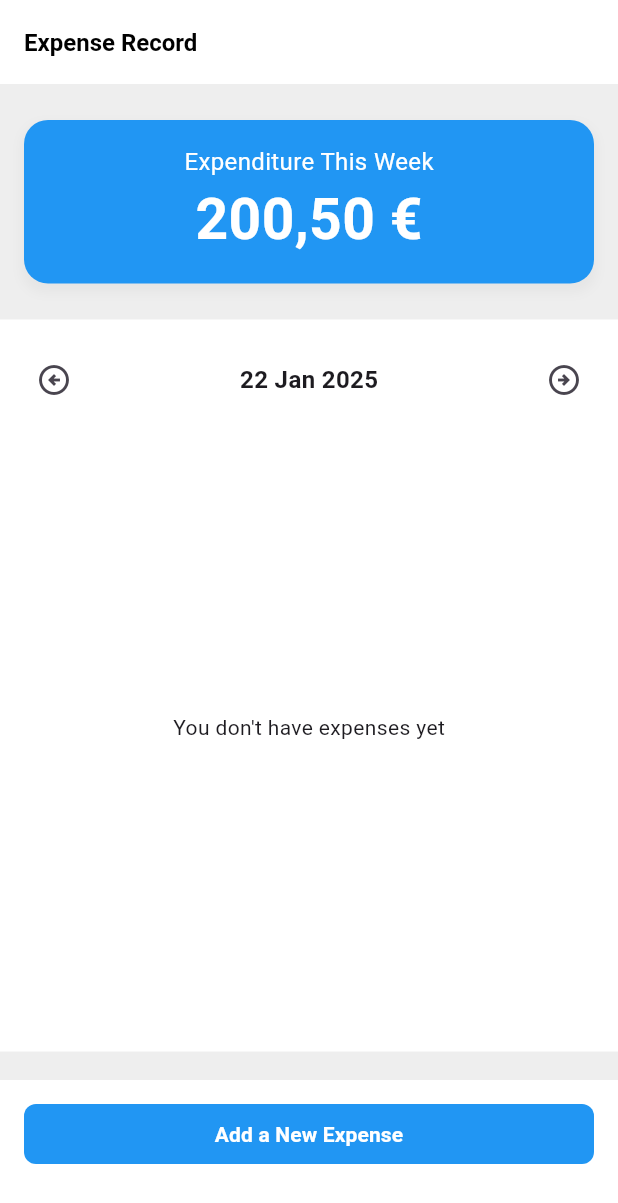
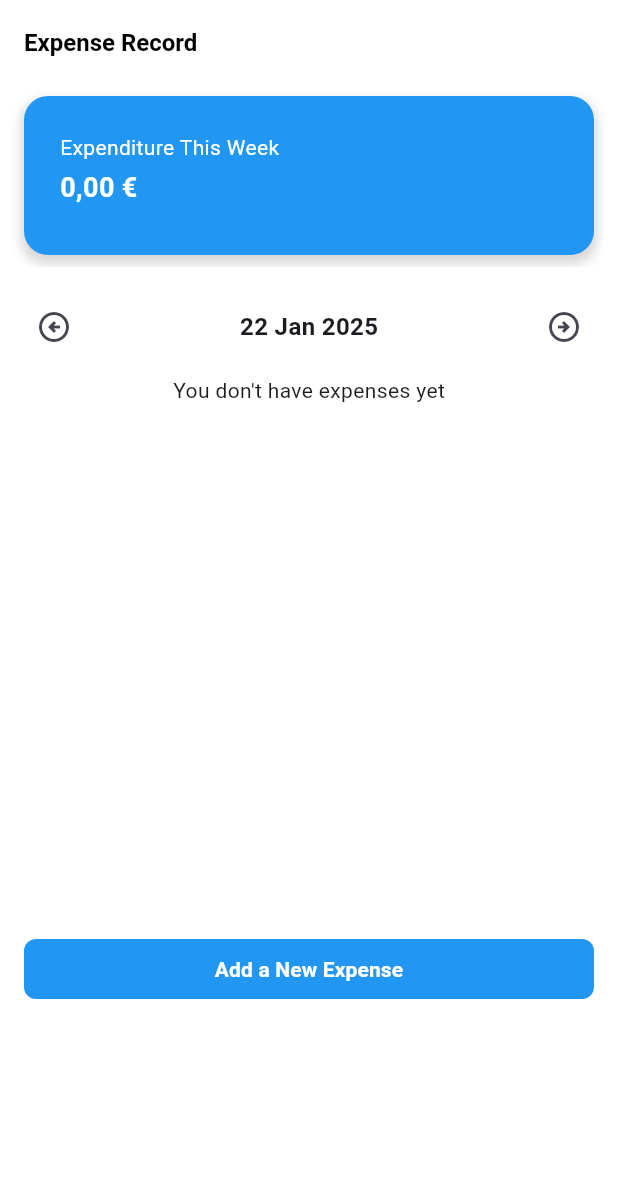
Before and after one commit to abbiyuarsyah/expense-tracker, a Flutter app: the screen it shows after launch, after a tap on the "arrow circle left" icon, on a phone screen of 412 x 824 dp. Shown: the top 1203 px of the screen. Run offline on Flutter 3.47's test engine with Material 3 defaults, Android fonts, the phone set to English and light mode, and no system bars; our stand-ins replace dartz, easy_localization, equatable, flutter_bloc, get_it, hive; accounts and stored records are empty.

Commit message:
create weekly expenses

```diff
--- a/lib/core/enums/select_date_enum.dart
+++ b/lib/core/enums/select_date_enum.dart
@@ -3,4 +3,5 @@ enum SelectDateEnum {
   today,
   tomorrow,
   currentDate,
+  withoutDate,
 }
--- a/lib/features/expense/data/datasources/expense_datasource.dart
+++ b/lib/features/expense/data/datasources/expense_datasource.dart
@@ -3,7 +3,7 @@ import 'package:flutter/material.dart';
 import 'package:hive/hive.dart';
 
 abstract class ExpenseDatasource {
-  Future<List<ExpenseModel>> get(DateTime date);
+  Future<List<ExpenseModel>> get(DateTime? date);
   Future<ExpenseModel> add(ExpenseModel model);
   Future<bool> deleteEntity(ExpenseModel model);
 }
@@ -52,7 +52,11 @@ class ExpenseDatasourceImpl extends ExpenseDatasource {
   }
 
   @override
-  Future<List<ExpenseModel>> get(DateTime date) async {
+  Future<List<ExpenseModel>> get(DateTime? date) async {
+    if (date == null) {
+      return _box.values.toList().cast<ExpenseModel>();
+    }
+
     final values = _box.values.toList().cast<ExpenseModel>();
     final result =
         values.where((e) => DateUtils.isSameDay(e.date, date)).toList();
--- a/lib/features/expense/data/repositories/expense_repository_impl.dart
+++ b/lib/features/expense/data/repositories/expense_repository_impl.dart
@@ -33,7 +33,7 @@ class ExpenseRepositoryImpl implements ExpenseRepository {
   }
 
   @override
-  Future<Either<Failure, List<ExpenseModel>>> get(DateTime date) async {
+  Future<Either<Failure, List<ExpenseModel>>> get(DateTime? date) async {
     try {
       final result = await datasource.get(date);
       return Right(result);
--- a/lib/features/expense/domain/repositories/expense_repository.dart
+++ b/lib/features/expense/domain/repositories/expense_repository.dart
@@ -5,5 +5,5 @@ import 'package:expense_tracker/features/expense/data/models/expense_model.dart'
 abstract class ExpenseRepository {
   Future<Either<Failure, ExpenseModel>> add(ExpenseModel data);
   Future<Either<Failure, bool>> delete(ExpenseModel data);
-  Future<Either<Failure, List<ExpenseModel>>> get(DateTime date);
+  Future<Either<Failure, List<ExpenseModel>>> get(DateTime? date);
 }
--- a/lib/features/expense/domain/use_case/get_expenses.dart
+++ b/lib/features/expense/domain/use_case/get_expenses.dart
@@ -5,14 +5,14 @@ import 'package:expense_tracker/features/expense/domain/repositories/expense_rep
 
 import '../../../../core/utils/use_case.dart';
 
-class GetExpenses extends UseCase<List<ExpenseEntity>, DateTime> {
+class GetExpenses extends UseCase<List<ExpenseEntity>, DateTime?> {
   GetExpenses({required this.repository});
 
   final ExpenseRepository repository;
 
   @override
   Future<Either<Failure, List<ExpenseEntity>>> call(
-    DateTime params,
+    DateTime? params,
   ) async {
     final result = await repository.get(params);
 
--- a/lib/features/expense/presentation/bloc/expense_bloc.dart
+++ b/lib/features/expense/presentation/bloc/expense_bloc.dart
@@ -1,5 +1,6 @@
 import 'dart:math';
 
+import 'package:expense_tracker/core/enums/expense_category_enum.dart';
 import 'package:expense_tracker/core/enums/select_date_enum.dart';
 import 'package:expense_tracker/features/expense/domain/entities/expense_entity.dart';
 import 'package:expense_tracker/features/expense/domain/use_case/add_expense.dart';
@@ -21,13 +22,16 @@ class ExpenseBloc extends Bloc<ExpenseEvent, ExpenseState> {
             getExpensesStatus: StateStatus.init,
             addExpenseStatus: StateStatus.init,
             deleteExpenseStatus: StateStatus.init,
+            weeklyExpenseStatus: StateStatus.init,
             expenses: const [],
             addExpenseFlag: false,
             selectedDate: DateTime.now(),
-            weeklySpent: 0,
+            weeklyExpensesByCategory: const {},
+            totalExpenseInAWeek: 0,
           ),
         ) {
     on<GetExpensesEvent>(_onGetExpensesEvent);
+    on<GetWeeklyExpenseEvet>(_onGetWeeklyExpensesEvent);
     on<AddExpenseEvent>(_onAddExpenseEvent);
     on<DeleteExpenseEvent>(_onDeleteExpenseEvent);
   }
@@ -62,6 +66,64 @@ class ExpenseBloc extends Bloc<ExpenseEvent, ExpenseState> {
       emit(state.copyWith(getExpensesStatus: StateStatus.failed));
     }, (r) {
       emit(state.copyWith(getExpensesStatus: StateStatus.loaded, expenses: r));
+    });
+  }
+
+  Future<void> _onGetWeeklyExpensesEvent(
+    GetWeeklyExpenseEvet event,
+    Emitter<ExpenseState> emit,
+  ) async {
+    emit(state.copyWith(weeklyExpenseStatus: StateStatus.loading));
+
+    final result = await getExpenses(null);
+    result.fold((l) {
+      emit(state.copyWith(weeklyExpenseStatus: StateStatus.failed));
+    }, (r) {
+      // final today = DateTime.now();
+      // final oneWeekAgo = today.subtract(const Duration(days: 7));
+
+      final today = DateTime.now();
+      final oneWeekAgo = today.subtract(const Duration(days: 7));
+      final filteredExpenses = r
+          .where((expense) =>
+              (expense.date.isAfter(oneWeekAgo) ||
+                  expense.date.isAtSameMomentAs(oneWeekAgo)) &&
+              expense.date.isBefore(today.add(const Duration(days: 1))))
+          .toList();
+      final Map<ExpenseCategoryEnum, double> categoryTotals = {};
+      for (var expense in filteredExpenses) {
+        categoryTotals[ExpenseCategoryEnum.values[expense.category]] =
+            (categoryTotals[ExpenseCategoryEnum.values[expense.category]] ??
+                    0) +
+                expense.amount;
+      }
+      ExpenseCategoryEnum? highestSpendingCategory;
+      double highestSpendingAmount = 0.0;
+
+      categoryTotals.forEach((category, total) {
+        if (total > highestSpendingAmount) {
+          highestSpendingCategory = category;
+          highestSpendingAmount = total;
+        }
+      });
+
+      if (highestSpendingCategory != null) {
+        print(
+            '\nCategory with the highest spending: ${highestSpendingCategory!.value} (\$${highestSpendingAmount.toStringAsFixed(2)})');
+      }
+
+      final totalExpenseInAWeek = r
+          .where((expense) =>
+              expense.date
+                  .isAfter(oneWeekAgo.subtract(const Duration(days: 1))) &&
+              expense.date.isBefore(today.add(const Duration(days: 1))))
+          .fold(0.0, (sum, expense) => sum + expense.amount);
+
+      emit(state.copyWith(
+        weeklyExpenseStatus: StateStatus.loaded,
+        weeklyExpensesByCategory: categoryTotals,
+        totalExpenseInAWeek: totalExpenseInAWeek,
+      ));
     });
   }
 
--- a/lib/features/expense/presentation/bloc/expense_event.dart
+++ b/lib/features/expense/presentation/bloc/expense_event.dart
@@ -31,3 +31,9 @@ class DeleteExpenseEvent extends ExpenseEvent {
 
   final ExpenseEntity expense;
 }
+
+class GetWeeklyExpenseEvet extends ExpenseEvent {
+  const GetWeeklyExpenseEvet({required this.selectDate});
+
+  final SelectDateEnum selectDate;
+}
--- a/lib/features/expense/presentation/bloc/expense_state.dart
+++ b/lib/features/expense/presentation/bloc/expense_state.dart
@@ -1,6 +1,8 @@
 import 'package:equatable/equatable.dart';
 import 'package:expense_tracker/core/enums/state_status_enum.dart';
 import 'package:expense_tracker/features/expense/domain/entities/expense_entity.dart';
+
+import '../../../../core/enums/expense_category_enum.dart';
 
 class ExpenseState extends Equatable {
   const ExpenseState({
@@ -8,36 +10,45 @@ class ExpenseState extends Equatable {
     required this.getExpensesStatus,
     required this.addExpenseStatus,
     required this.deleteExpenseStatus,
+    required this.weeklyExpenseStatus,
     required this.addExpenseFlag,
     required this.selectedDate,
-    required this.weeklySpent,
+    required this.weeklyExpensesByCategory,
+    required this.totalExpenseInAWeek,
   });
 
   final List<ExpenseEntity> expenses;
   final StateStatus getExpensesStatus;
   final StateStatus addExpenseStatus;
   final StateStatus deleteExpenseStatus;
+  final StateStatus weeklyExpenseStatus;
   final bool addExpenseFlag;
   final DateTime selectedDate;
-  final double weeklySpent;
+  final Map<ExpenseCategoryEnum, double> weeklyExpensesByCategory;
+  final double totalExpenseInAWeek;
 
   ExpenseState copyWith({
     List<ExpenseEntity>? expenses,
     StateStatus? getExpensesStatus,
     StateStatus? addExpenseStatus,
     StateStatus? deleteExpenseStatus,
+    StateStatus? weeklyExpenseStatus,
     bool? addExpenseFlag,
     DateTime? selectedDate,
-    double? weeklySpent,
+    Map<ExpenseCategoryEnum, double>? weeklyExpensesByCategory,
+    double? totalExpenseInAWeek,
   }) {
     return ExpenseState(
       expenses: expenses ?? this.expenses,
       getExpensesStatus: getExpensesStatus ?? this.getExpensesStatus,
       addExpenseStatus: addExpenseStatus ?? this.addExpenseStatus,
       deleteExpenseStatus: deleteExpenseStatus ?? this.deleteExpenseStatus,
+      weeklyExpenseStatus: weeklyExpenseStatus ?? this.weeklyExpenseStatus,
       addExpenseFlag: addExpenseFlag ?? this.addExpenseFlag,
       selectedDate: selectedDate ?? this.selectedDate,
-      weeklySpent: weeklySpent ?? this.weeklySpent,
+      weeklyExpensesByCategory:
+          weeklyExpensesByCategory ?? this.weeklyExpensesByCategory,
+      totalExpenseInAWeek: totalExpenseInAWeek ?? this.totalExpenseInAWeek,
     );
   }
 
@@ -47,8 +58,10 @@ class ExpenseState extends Equatable {
         getExpensesStatus,
         addExpenseStatus,
         deleteExpenseStatus,
+        weeklyExpenseStatus,
         addExpenseFlag,
         selectedDate,
-        weeklySpent,
+        weeklyExpensesByCategory,
+        totalExpenseInAWeek,
       ];
 }
--- a/lib/features/expense/presentation/pages/expense_summary_page.dart
+++ b/lib/features/expense/presentation/pages/expense_summary_page.dart
@@ -6,7 +6,6 @@ import 'package:flutter_bloc/flutter_bloc.dart';
 import '../../../../core/constants/dimens.dart';
 import '../../../../core/enums/select_date_enum.dart';
 import '../../../../core/service_locator/service_locator.dart';
-import '../../../../core/shared_widget/card_container.dart';
 import '../bloc/expense_bloc.dart';
 import '../bloc/expense_event.dart';
 import '../bloc/expense_state.dart';
@@ -28,6 +27,9 @@ class _ExpenseSummaryPageState extends State<ExpenseSummaryPage> {
     sl<ExpenseBloc>().add(
       const GetExpensesEvent(selectDate: SelectDateEnum.today),
     );
+    sl<ExpenseBloc>().add(
+      const GetWeeklyExpenseEvet(selectDate: SelectDateEnum.withoutDate),
+    );
   }
 
   @override
@@ -44,7 +46,7 @@ class _ExpenseSummaryPageState extends State<ExpenseSummaryPage> {
           ),
         ),
       ),
-      backgroundColor: Colors.grey[200],
+      backgroundColor: Colors.white,
       body: BlocConsumer<ExpenseBloc, ExpenseState>(
         listenWhen: (previous, current) =>
             previous.deleteExpenseStatus != current.deleteExpenseStatus,
@@ -88,22 +90,23 @@ class _ExpenseSummaryPageState extends State<ExpenseSummaryPage> {
               width: MediaQuery.of(context).size.width,
               child: Stack(
                 children: [
-                  const Column(
+                  const SingleChildScrollView(
+                    child: Column(
                       crossAxisAlignment: CrossAxisAlignment.center,
                       children: [
-                      SizedBox(height: Dimens.extraLarge),
+                        SizedBox(height: Dimens.medium),
                         SummaryWidget(),
-                      SizedBox(height: Dimens.extraLarge),
+                        SizedBox(height: Dimens.medium),
                         ListExpenseWidget(),
                       ],
+                    ),
                   ),
                   Positioned.fill(
                     child: Align(
                       alignment: Alignment.bottomCenter,
-                      child: CardContainer(
                       child: Padding(
-                          padding:
-                              const EdgeInsets.only(bottom: Dimens.xxLarge),
+                        padding: const EdgeInsets.symmetric(
+                            horizontal: Dimens.large),
                         child: SizedBox(
                           width: MediaQuery.of(context).size.width,
                           height: 40,
@@ -112,8 +115,8 @@ class _ExpenseSummaryPageState extends State<ExpenseSummaryPage> {
                               Navigator.push(
                                 context,
                                 MaterialPageRoute(
-                                      builder: (context) =>
-                                          const AddExpensePage()),
+                                  builder: (context) => const AddExpensePage(),
+                                ),
                               );
                             },
                             style: TextButton.styleFrom(
@@ -136,7 +139,6 @@ class _ExpenseSummaryPageState extends State<ExpenseSummaryPage> {
                       ),
                     ),
                   ),
-                  ),
                 ],
               ),
             );
--- a/lib/features/expense/presentation/widgets/list_expense_widget.dart
+++ b/lib/features/expense/presentation/widgets/list_expense_widget.dart
@@ -83,8 +83,10 @@ class ListExpenseWidget extends StatelessWidget {
                   SizedBox(
                     height: 400,
                     child: ListView.separated(
-                      padding:
-                          const EdgeInsets.symmetric(vertical: Dimens.medium),
+                      padding: const EdgeInsets.symmetric(
+                        vertical: Dimens.medium,
+                      ),
+                      physics: const NeverScrollableScrollPhysics(),
                       itemCount: state.expenses.length,
                       itemBuilder: (context, index) {
                         return ListItemExpenseWidget(
@@ -99,7 +101,7 @@ class ListExpenseWidget extends StatelessWidget {
                 else
                   const SizedBox(
                     height: 400,
-                    child: Center(child: Text("You don't have expenses yet")),
+                    child: Text("You don't have expenses yet"),
                   )
               ],
             ),
--- a/lib/features/expense/presentation/widgets/summary_widget.dart
+++ b/lib/features/expense/presentation/widgets/summary_widget.dart
@@ -1,6 +1,10 @@
 import 'package:easy_localization/easy_localization.dart';
+import 'package:expense_tracker/core/enums/state_status_enum.dart';
 import 'package:expense_tracker/core/extensions/number_formatter.dart';
+import 'package:expense_tracker/features/expense/presentation/bloc/expense_bloc.dart';
+import 'package:expense_tracker/features/expense/presentation/bloc/expense_state.dart';
 import 'package:flutter/material.dart';
+import 'package:flutter_bloc/flutter_bloc.dart';
 
 import '../../../../core/constants/dimens.dart';
 import '../../../../core/shared_widget/card_container.dart';
@@ -17,32 +21,84 @@ class SummaryWidget extends StatelessWidget {
       isBottomRounded: true,
       shadow: [
         BoxShadow(
-          color: Colors.grey.withOpacity(0.1),
+          color: Colors.grey.withOpacity(0.4),
           spreadRadius: 2,
           blurRadius: 5,
           offset: const Offset(0, 4),
         ),
       ],
-      child: Column(
-        crossAxisAlignment: CrossAxisAlignment.center,
+      child: Padding(
+        padding: const EdgeInsets.all(Dimens.medium),
+        child: BlocBuilder<ExpenseBloc, ExpenseState>(
+          buildWhen: (previous, current) =>
+              previous.weeklyExpenseStatus != current.weeklyExpenseStatus,
+          builder: (context, state) {
+            if (state.weeklyExpenseStatus == StateStatus.loading) {
+              return const Center(child: CircularProgressIndicator());
+            } else if (state.weeklyExpenseStatus == StateStatus.loaded) {
+              return Column(
+                crossAxisAlignment: CrossAxisAlignment.start,
                 children: [
                   Text(
                     tr('spent_this_week'),
                     style: const TextStyle(
-              fontSize: 16,
+                      fontSize: 14,
                       color: Colors.white,
                     ),
                   ),
+                  const SizedBox(height: Dimens.small),
                   Text(
-            (200.5).toEuroFormat,
+                    state.totalExpenseInAWeek.toEuroFormat,
                     style: const TextStyle(
-              fontSize: 38,
+                      fontSize: 18,
                       fontWeight: FontWeight.bold,
                       color: Colors.white,
+                    ),
+                  ),
+                  const SizedBox(height: Dimens.medium),
+                  ...state.weeklyExpensesByCategory.entries.map((category) {
+                    return Padding(
+                      padding: const EdgeInsets.only(bottom: Dimens.small),
+                      child: Row(
+                        mainAxisAlignment: MainAxisAlignment.spaceBetween,
+                        children: [
+                          Row(
+                            children: [
+                              Icon(
+                                category.key.getCategoryIcon,
+                                color: Colors.white,
+                                size: 12,
+                              ),
+                              const SizedBox(width: Dimens.small),
+                              Text(
+                                category.key.value,
+                                style: const TextStyle(
+                                  color: Colors.white,
+                                  fontSize: 12,
+                                ),
+                              ),
+                            ],
+                          ),
+                          // Category value
+                          Text(
+                            category.value.toEuroFormat,
+                            style: const TextStyle(
+                              color: Colors.white,
+                              fontSize: 12,
                             ),
                           ),
                         ],
                       ),
                     );
+                  }).toList(),
+                ],
+              );
+            }
+
+            return const SizedBox();
+          },
+        ),
+      ),
+    );
   }
 }
```
Lines whose indentation alone changed are shown as unchanged.
